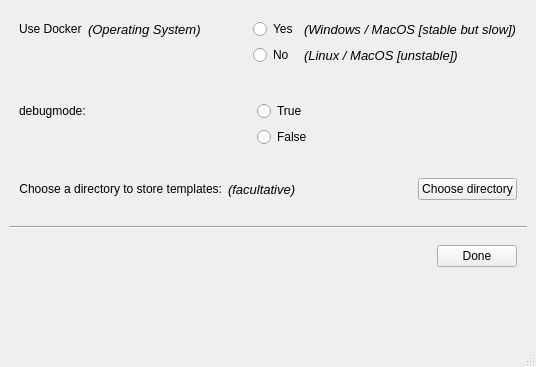
Old version of the form setup_screen.ui in the repository mdaamKIT/MatchedFilter.
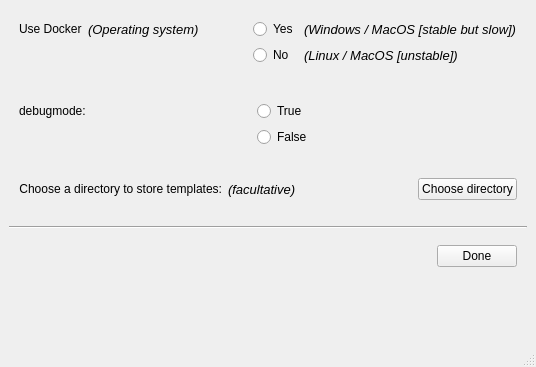
New version of the form.

Diff of the .ui file:
```diff
--- a/setup_screen.ui
+++ b/setup_screen.ui
@@ -127,7 +127,7 @@
            </font>
           </property>
           <property name="text">
-           <string>(Operating System)</string>
+           <string>(Operating system)</string>
           </property>
          </widget>
         </item>
```
